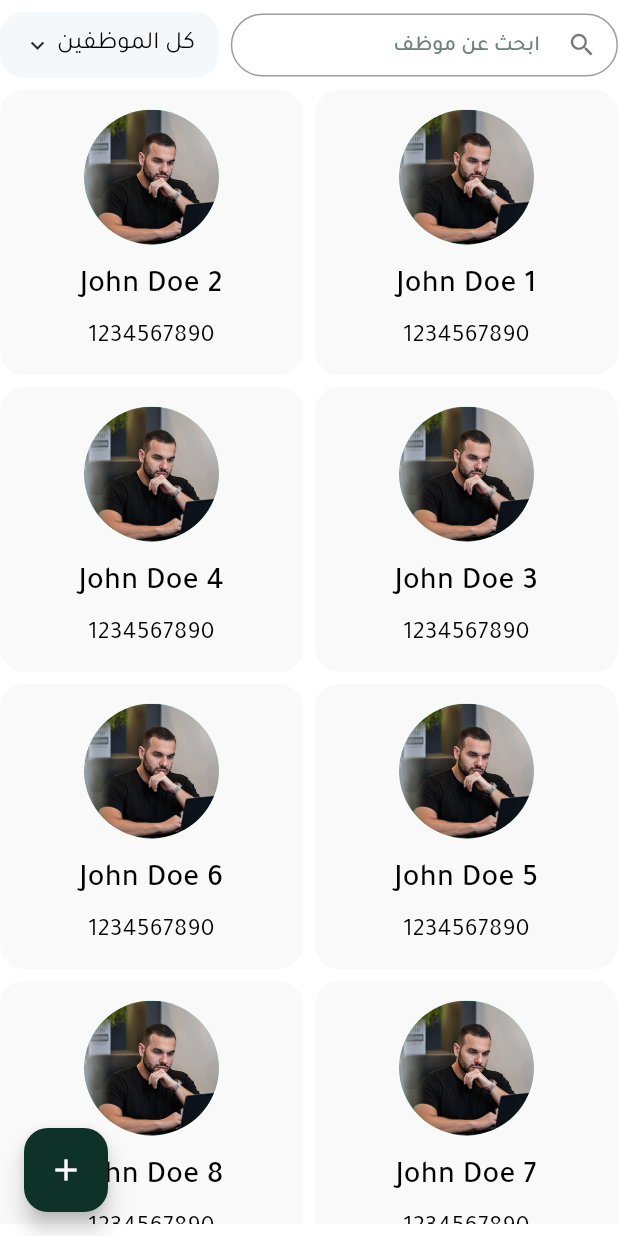
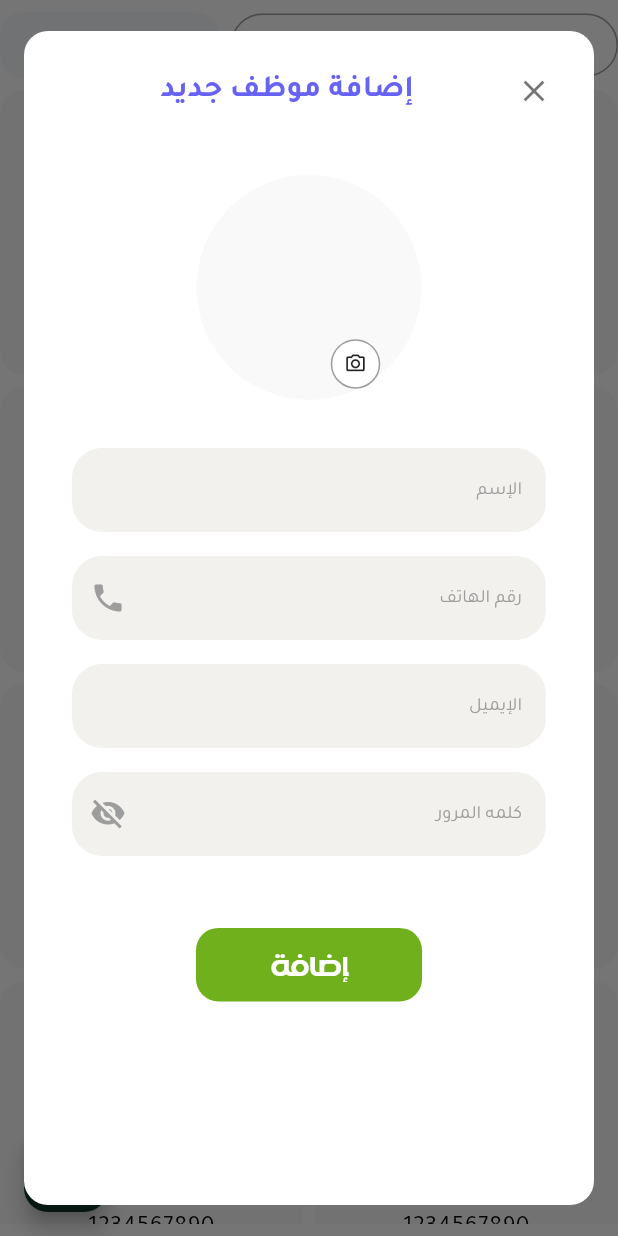
Before and after one commit to Mahmoud-Adel-Ali/Lockers_Admin_Dashboard, a Flutter app: the EmployeesView screen opened directly, after a tap on the "add" icon, on a phone screen of 412 x 824 dp. Run offline on Flutter 3.47's test engine with Material 3 defaults, Android fonts, the phone set to English and light mode, and no system bars; our stand-ins replace awesome_dialog, flutter_svg, lottie, modal_progress_hud_nsn, percent_indicator, pinput; missing offline and left inert: bitsdojo_window.

Commit message:
Add Employee Dialog part one

```diff
--- a/lib/core/widgets/custom_text_form_field.dart
+++ b/lib/core/widgets/custom_text_form_field.dart
@@ -16,6 +16,7 @@ class CustomTextFormField extends StatelessWidget {
     this.colorText = AppColors.grey,
     this.autovalidateMode = AutovalidateMode.onUserInteraction,
     this.lines = 1,
+    this.lable,
     this.readOnly = false,
     this.enabled = true,
     this.radius = 20,
@@ -24,6 +25,7 @@ class CustomTextFormField extends StatelessWidget {
   });
 
   final String hintText;
+  final String? lable;
   final double radius;
   final int lines;
   final Color color, colorText;
@@ -53,6 +55,14 @@ class CustomTextFormField extends StatelessWidget {
         fillColor: color,
         suffixIcon: suffixIcon,
         prefixIcon: prefixIcon,
+        label: lable != null
+            ? Text(
+                lable!,
+                style: AppTextStyles.style12w400(
+                  context,
+                ).copyWith(color: colorText),
+              )
+            : null,
         hint: Text(
           hintText,
           style: AppTextStyles.style12w400(context).copyWith(color: colorText),
--- a/lib/features/employees/presentation/views/employees_view.dart
+++ b/lib/features/employees/presentation/views/employees_view.dart
@@ -2,6 +2,7 @@ import 'package:flutter/material.dart';
 
 import '../../../../core/utils/app_colors.dart';
 import '../../../../core/utils/size_config.dart';
+import 'widgets/add_new_unit_dialog.dart';
 import 'widgets/employees_grid_view.dart';
 import 'widgets/employees_view_header.dart';
 
@@ -17,7 +18,7 @@ class EmployeesView extends StatelessWidget {
           ? null
           : FloatingActionButton(
               backgroundColor: AppColors.main,
-              onPressed: () {},
+              onPressed: () => addNewEmployeeDialog(context),
               child: const Icon(Icons.add, color: Colors.white),
             ),
       body: Column(
--- a/lib/features/employees/presentation/views/widgets/add_employee_button.dart
+++ b/lib/features/employees/presentation/views/widgets/add_employee_button.dart
@@ -2,6 +2,7 @@ import 'package:flutter/material.dart';
 
 import '../../../../../core/utils/assets.dart';
 import '../../../../../core/widgets/filter_button.dart';
+import 'add_new_unit_dialog.dart';
 
 class AddEmployeeButton extends StatelessWidget {
   const AddEmployeeButton({super.key});
@@ -13,7 +14,7 @@ class AddEmployeeButton extends StatelessWidget {
       activeIcon: Assets.imagesAddIcon,
       inactiveIcon: Assets.imagesAddIcon,
       isSelected: false,
-      onTap: () {},
+      onTap: () => addNewEmployeeDialog(context),
     );
   }
 }
--- /dev/null
+++ b/lib/features/employees/presentation/views/widgets/add_new_unit_dialog.dart
@@ -0,0 +1,82 @@
+import 'package:flutter/material.dart';
+
+import '../../../../../../core/utils/size_config.dart';
+import '../../../../../../core/widgets/custom_dialog.dart';
+import '../../../../../core/utils/app_colors.dart';
+import '../../../../../core/widgets/circular_button.dart';
+import '../../../../../core/widgets/custom_button.dart';
+import '../../../../../core/widgets/custom_phone_text_filed.dart';
+import '../../../../../core/widgets/custom_text_form_field.dart';
+import '../../../../../core/widgets/custom_text_password.dart';
+import '../../../../../core/widgets/dialog_helper.dart';
+
+Future<dynamic> addNewEmployeeDialog(BuildContext context) {
+  return showDialog(
+    context: context,
+    builder: (context) {
+      return CustomDialog(
+        title: 'إضافة موظف جديد',
+        constraints: BoxConstraints(
+          maxWidth: 500,
+          maxHeight: SizeConfig.height * 0.95,
+        ),
+        child: const AddNewUnitForm(),
+      );
+    },
+  );
+}
+
+class AddNewUnitForm extends StatelessWidget {
+  const AddNewUnitForm({super.key});
+
+  @override
+  Widget build(BuildContext context) {
+    return Form(
+      child: Padding(
+        padding: const EdgeInsets.all(16.0),
+        child: Column(
+          spacing: 16,
+          children: [
+            SizedBox(
+              height: 150,
+              width: 150,
+              child: Stack(
+                children: [
+                  CircleAvatar(
+                    radius: 100,
+                    backgroundColor: AppColors.whiteGrey,
+                  ),
+                  Positioned(
+                    bottom: 0,
+                    child: CircularButton(
+                      child: const Icon(Icons.camera_alt_outlined, size: 15),
+                      onPressed: () {},
+                    ),
+                  ),
+                ],
+              ),
+            ),
+            const SizedBox(),
+            CustomTextFormField(hintText: 'الإسم'),
+            CustomPhoneTextField(),
+            CustomTextFormField(hintText: 'الإيميل'),
+            CustomPasswordField(),
+
+            SizedBox(height: 16),
+            CustomButton(
+              text: 'إضافة',
+              onPressed: () {
+                Navigator.pop(context);
+                DialogHelper.showSuccessDialog(
+                  context,
+                  title: 'تم',
+                  desc: 'تم اضافة الوحدة بنجاح',
+                );
+              },
+            ),
+          ],
+        ),
+      ),
+    );
+  }
+}
```
